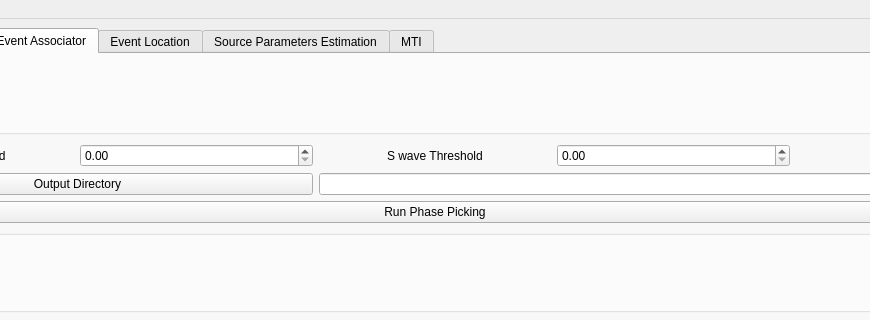
rcabdia/SurfQuake, file surfquake/resources/designer_uis/loc_flow.ui: the form before one commit; both pictures show x 190 to 1060 and y 0 to 320 of the 1250 by 951 pixel window.
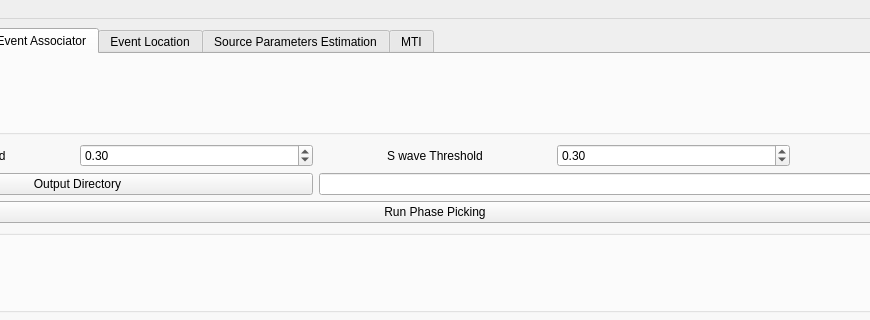
The form after the commit. The open tabs and pages were chosen to show the change. Icons and pictures are not drawn.

Commit message: Changes in input/output Picking and associator

```diff
--- a/surfquake/resources/designer_uis/loc_flow.ui
+++ b/surfquake/resources/designer_uis/loc_flow.ui
@@ -304,7 +304,17 @@
               </widget>
              </item>
              <item row="1" column="1">
-              <widget class="QDoubleSpinBox" name="doubleSpinBox"/>
+              <widget class="QDoubleSpinBox" name="p_wave_picking_thresholdDB">
+               <property name="decimals">
+                <number>2</number>
+               </property>
+               <property name="maximum">
+                <double>1.000000000000000</double>
+               </property>
+               <property name="value">
+                <double>0.300000000000000</double>
+               </property>
+              </widget>
              </item>
              <item row="3" column="2" colspan="3">
               <widget class="QLineEdit" name="lineEdit_4"/>
@@ -317,7 +327,17 @@
               </widget>
              </item>
              <item row="1" column="3">
-              <widget class="QDoubleSpinBox" name="doubleSpinBox_2"/>
+              <widget class="QDoubleSpinBox" name="s_wave_picking_thresholdDB">
+               <property name="decimals">
+                <number>2</number>
+               </property>
+               <property name="maximum">
+                <double>1.000000000000000</double>
+               </property>
+               <property name="value">
+                <double>0.300000000000000</double>
+               </property>
+              </widget>
              </item>
             </layout>
            </item>
```
Left out of the diff: 12 changed lines with no effect on the pictures. The commit also changes 1 other file.
